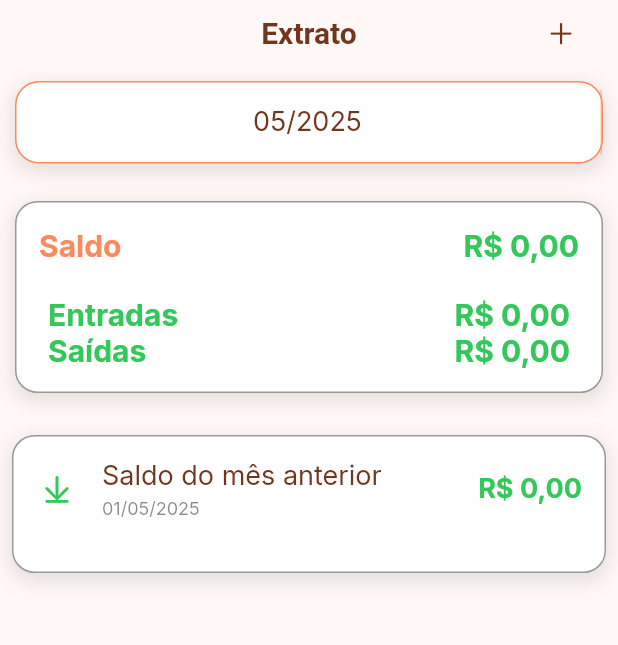
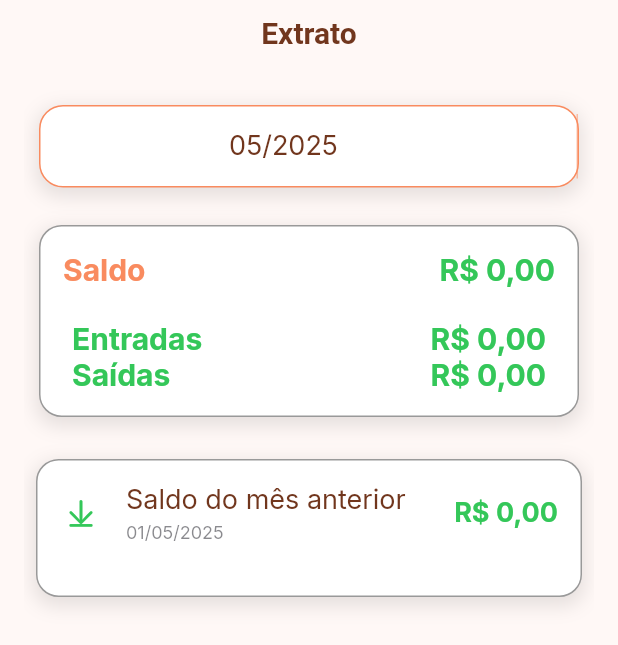
Before and after one commit to lucaaas/personal-expense-tracking, a Flutter app: the screen it shows after launch, on a phone screen of 412 x 824 dp. Shown: the top 645 px of the screen. Run offline on Flutter 3.47's test engine with Material 3 defaults, Android fonts, the phone set to English and light mode, and no system bars; our stand-ins replace sqflite; accounts and stored records are empty.

Commit message:
statement_page (refactor): replace CupertinoPageScaffold with PageScaffoldWidget in StatementPage #8

```diff
--- a/lib/app/pages/statement_page/statement_page.dart
+++ b/lib/app/pages/statement_page/statement_page.dart
@@ -5,8 +5,8 @@ import 'package:personal_expense_tracker/app/models/transaction_model.dart';
 import 'package:personal_expense_tracker/app/pages/statement_page/widgets/month_resume/month_resume.dart';
 import 'package:personal_expense_tracker/app/pages/statement_page/widgets/transaction_list/transaction_list.dart';
 import 'package:personal_expense_tracker/app/providers/transaction_provider.dart';
-import 'package:personal_expense_tracker/app/utils/app_routes.dart';
 import 'package:personal_expense_tracker/app/widgets/floating_tabbar_widget/floating_tabbar_widget.dart';
+import 'package:personal_expense_tracker/app/widgets/page_scaffold_widget/page_scaffold_widget.dart';
 import 'package:provider/provider.dart';
 
 class StatementPage extends StatefulWidget {
@@ -30,17 +30,10 @@ class _StatementPageState extends State<StatementPage> {
 
   @override
   Widget build(BuildContext context) {
-    return CupertinoPageScaffold(
-      navigationBar: CupertinoNavigationBar(
-        middle: const Text("Extrato"),
-        trailing: CupertinoButton(
-          onPressed: _addTransaction,
-          padding: EdgeInsets.zero,
-          child: Icon(
-            CupertinoIcons.add,
-            color: CupertinoTheme.of(context).primaryContrastingColor,
-          ),
-        ),
+    return PageScaffoldWidget(
+      contentPadding: const EdgeInsets.all(0),
+      navigationBar: const CupertinoNavigationBar(
+        middle: Text("Extrato"),
       ),
       child: CustomScrollView(
         slivers: [
@@ -67,10 +60,6 @@ class _StatementPageState extends State<StatementPage> {
         ],
       ),
     );
-  }
-
-  void _addTransaction() {
-    Navigator.of(context).pushNamed(AppRoutes.TRANSACTION_FORM);
   }
 
   Future<void> _load() async {
```
